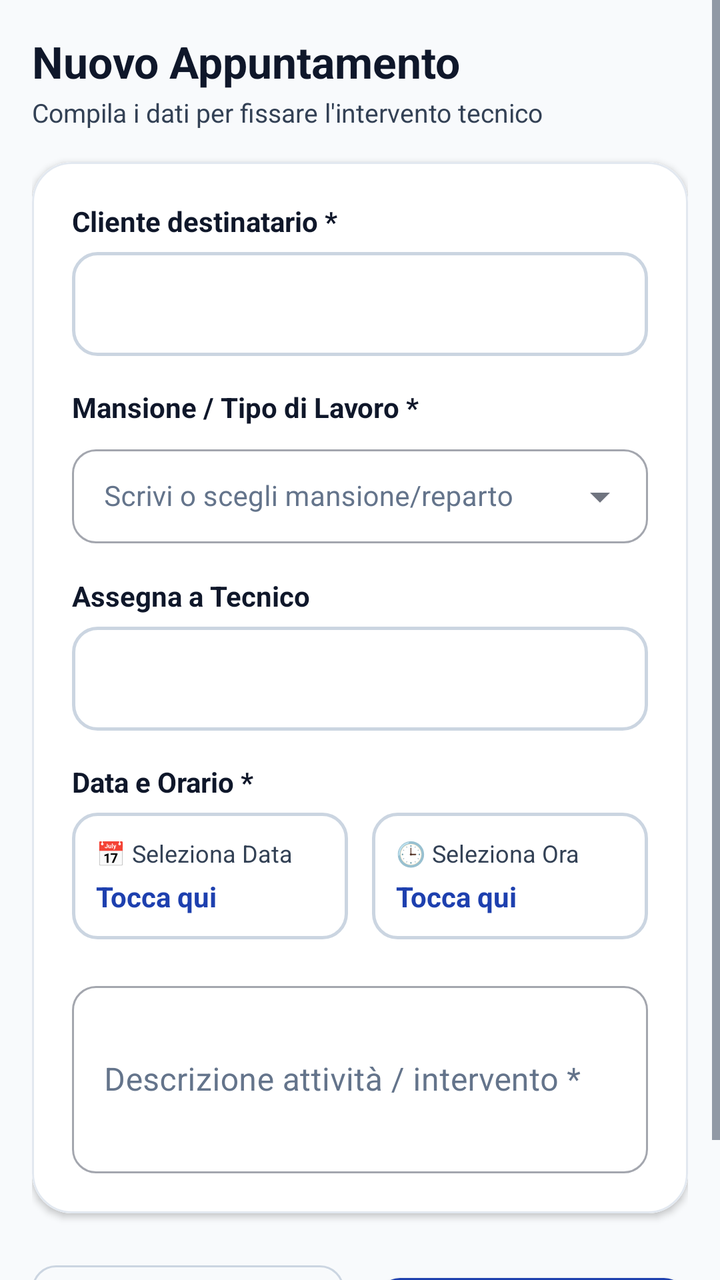
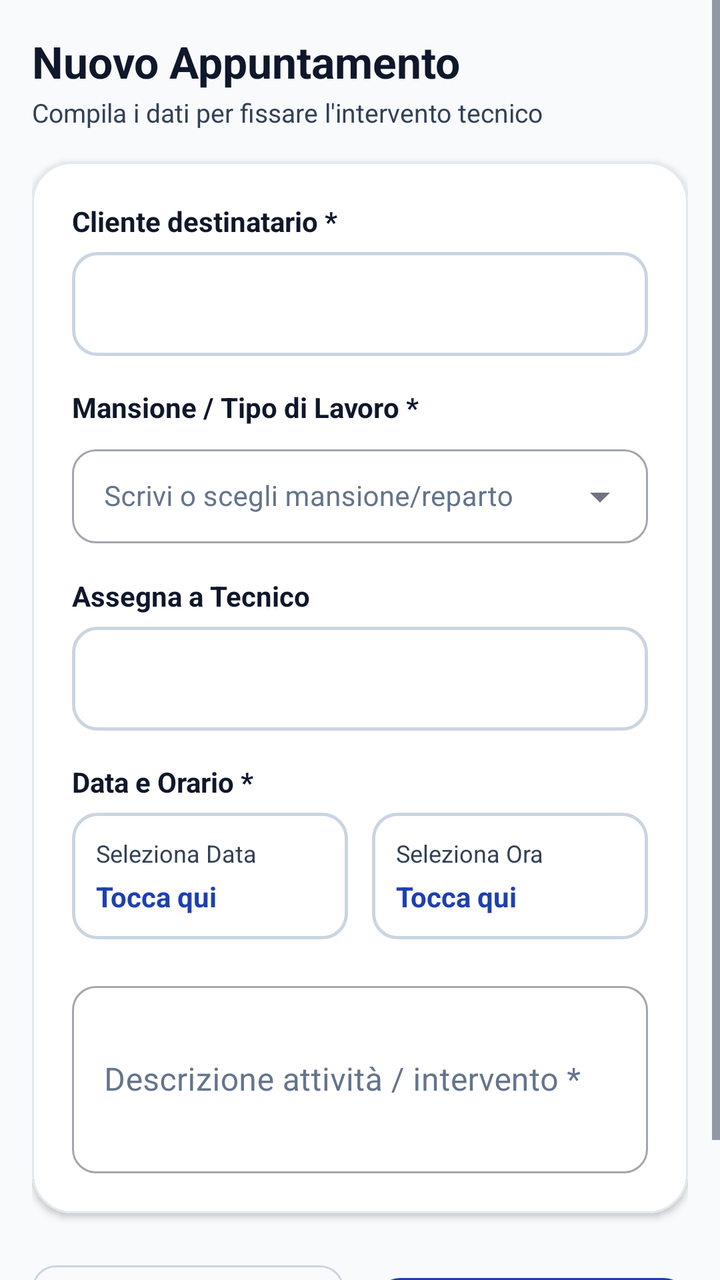

The first picture is an Android layout as it rendered before a commit; the second is the same layout after the commit. The layout source and the unified diff follow.
<!-- AndroidManifest.xml: application theme Theme.TechInterventionApp -->
<!-- res/layout/fragment_new_appointment.xml -->
<?xml version="1.0" encoding="utf-8"?>
<ScrollView
    xmlns:android="http://schemas.android.com/apk/res/android"
    xmlns:app="http://schemas.android.com/apk/res-auto"
    android:layout_width="match_parent"
    android:layout_height="match_parent"
    android:fillViewport="true"
    android:background="@color/background">

    <LinearLayout
        android:layout_width="match_parent"
        android:layout_height="wrap_content"
        android:orientation="vertical"
        android:padding="16dp">

        <TextView
            android:layout_width="match_parent"
            android:layout_height="wrap_content"
            android:text="Nuovo Appuntamento"
            android:textSize="22sp"
            android:textStyle="bold"
            android:textColor="@color/text_primary" />

        <TextView
            android:layout_width="match_parent"
            android:layout_height="wrap_content"
            android:text="Compila i dati per fissare l'intervento tecnico"
            android:textSize="13sp"
            android:textColor="@color/text_secondary"
            android:layout_marginTop="2dp"
            android:layout_marginBottom="16dp" />

        
        <com.google.android.material.card.MaterialCardView
            android:layout_width="match_parent"
            android:layout_height="wrap_content"
            app:cardCornerRadius="20dp"
            app:cardElevation="2dp"
            app:strokeColor="@color/border_subtle"
            app:strokeWidth="1dp">

            <LinearLayout
                android:layout_width="match_parent"
                android:layout_height="wrap_content"
                android:background="@color/surface"
                android:orientation="vertical"
                android:padding="20dp">

                
                <TextView
                    android:layout_width="match_parent"
                    android:layout_height="wrap_content"
                    android:text="Cliente destinatario *"
                    android:textStyle="bold"
                    android:textSize="14sp"
                    android:textColor="@color/text_primary"
                    android:layout_marginBottom="6dp" />

                <Spinner
                    android:id="@+id/spinner_client"
                    android:layout_width="match_parent"
                    android:layout_height="wrap_content"
                    android:minHeight="52dp"
                    android:background="@drawable/spinner_background"
                    android:spinnerMode="dropdown" />

                
                <TextView
                    android:layout_width="match_parent"
                    android:layout_height="wrap_content"
                    android:text="Mansione / Tipo di Lavoro *"
                    android:textStyle="bold"
                    android:textSize="14sp"
                    android:textColor="@color/text_primary"
                    android:layout_marginTop="16dp"
                    android:layout_marginBottom="6dp" />

                <com.google.android.material.textfield.TextInputLayout
                    android:id="@+id/til_department"
                    style="@style/Widget.MaterialComponents.TextInputLayout.OutlinedBox.ExposedDropdownMenu"
                    android:layout_width="match_parent"
                    android:layout_height="wrap_content"
                    android:hint="Scrivi o scegli mansione/reparto"
                    android:textColorHint="@color/text_muted"
                    app:boxCornerRadiusTopStart="12dp"
                    app:boxCornerRadiusTopEnd="12dp"
                    app:boxCornerRadiusBottomStart="12dp"
                    app:boxCornerRadiusBottomEnd="12dp">

                    <AutoCompleteTextView
                        android:id="@+id/actv_department"
                        android:layout_width="match_parent"
                        android:layout_height="wrap_content"
                        android:inputType="textCapWords"
                        android:completionThreshold="1"
                        android:textColor="@color/text_primary"
                        android:textSize="14sp"
                        android:paddingVertical="14dp" />
                </com.google.android.material.textfield.TextInputLayout>

                
                <TextView
                    android:layout_width="match_parent"
                    android:layout_height="wrap_content"
                    android:text="Assegna a Tecnico"
                    android:textStyle="bold"
                    android:textSize="14sp"
                    android:textColor="@color/text_primary"
                    android:layout_marginTop="16dp"
                    android:layout_marginBottom="6dp" />

                <Spinner
                    android:id="@+id/spinner_technician"
                    android:layout_width="match_parent"
                    android:layout_height="wrap_content"
                    android:minHeight="52dp"
                    android:background="@drawable/spinner_background"
                    android:spinnerMode="dropdown" />

                
                <TextView
                    android:layout_width="match_parent"
                    android:layout_height="wrap_content"
                    android:text="Data e Orario *"
                    android:textStyle="bold"
                    android:textSize="14sp"
                    android:textColor="@color/text_primary"
                    android:layout_marginTop="16dp"
                    android:layout_marginBottom="6dp" />

                <LinearLayout
                    android:layout_width="match_parent"
                    android:layout_height="wrap_content"
                    android:orientation="horizontal">

                    
                    <LinearLayout
                        android:id="@+id/btn_pick_date"
                        android:layout_width="0dp"
                        android:layout_height="wrap_content"
                        android:layout_weight="1"
                        android:orientation="vertical"
                        android:background="@drawable/spinner_background"
                        android:padding="12dp"
                        android:clickable="true"
                        android:focusable="true"
                        android:layout_marginEnd="6dp">

                        <TextView
                            android:layout_width="wrap_content"
                            android:layout_height="wrap_content"
                            android:text="📅 Seleziona Data"
                            android:textSize="12sp"
                            android:textColor="@color/text_secondary" />

                        <TextView
                            android:id="@+id/tv_selected_date"
                            android:layout_width="wrap_content"
                            android:layout_height="wrap_content"
                            android:text="Tocca qui"
                            android:textSize="14sp"
                            android:textStyle="bold"
                            android:textColor="@color/primary"
                            android:layout_marginTop="4dp" />
                    </LinearLayout>

                    
                    <LinearLayout
                        android:id="@+id/btn_pick_time"
                        android:layout_width="0dp"
                        android:layout_height="wrap_content"
                        android:layout_weight="1"
                        android:orientation="vertical"
                        android:background="@drawable/spinner_background"
                        android:padding="12dp"
                        android:clickable="true"
                        android:focusable="true"
                        android:layout_marginStart="6dp">

                        <TextView
                            android:layout_width="wrap_content"
                            android:layout_height="wrap_content"
                            android:text="🕒 Seleziona Ora"
                            android:textSize="12sp"
                            android:textColor="@color/text_secondary" />

                        <TextView
                            android:id="@+id/tv_selected_time"
                            android:layout_width="wrap_content"
                            android:layout_height="wrap_content"
                            android:text="Tocca qui"
                            android:textSize="14sp"
                            android:textStyle="bold"
                            android:textColor="@color/primary"
                            android:layout_marginTop="4dp" />
                    </LinearLayout>
                </LinearLayout>

                
                <com.google.android.material.textfield.TextInputLayout
                    android:id="@+id/til_description"
                    style="@style/Widget.MaterialComponents.TextInputLayout.OutlinedBox"
                    android:layout_width="match_parent"
                    android:layout_height="wrap_content"
                    android:hint="Descrizione attività / intervento *"
                    android:textColorHint="@color/text_muted"
                    app:boxCornerRadiusTopStart="12dp"
                    app:boxCornerRadiusTopEnd="12dp"
                    app:boxCornerRadiusBottomStart="12dp"
                    app:boxCornerRadiusBottomEnd="12dp"
                    android:layout_marginTop="18dp">

                    <com.google.android.material.textfield.TextInputEditText
                        android:id="@+id/et_description"
                        android:layout_width="match_parent"
                        android:layout_height="wrap_content"
                        android:textColor="@color/text_primary"
                        android:inputType="textMultiLine"
                        android:minLines="3" />
                </com.google.android.material.textfield.TextInputLayout>

            </LinearLayout>
        </com.google.android.material.card.MaterialCardView>

        
        <LinearLayout
            android:layout_width="match_parent"
            android:layout_height="wrap_content"
            android:orientation="horizontal"
            android:layout_marginTop="20dp"
            android:layout_marginBottom="24dp">

            <com.google.android.material.button.MaterialButton
                android:id="@+id/btn_cancel"
                style="@style/Widget.MaterialComponents.Button.OutlinedButton"
                android:layout_width="0dp"
                android:layout_height="52dp"
                android:layout_weight="1"
                android:text="Annulla"
                android:textColor="@color/text_secondary"
                app:strokeColor="@color/border_strong"
                app:cornerRadius="12dp"
                android:layout_marginEnd="8dp" />

            <com.google.android.material.button.MaterialButton
                android:id="@+id/btn_save"
                android:layout_width="0dp"
                android:layout_height="52dp"
                android:layout_weight="1"
                android:text="Salva Appuntamento"
                android:textColor="@color/white"
                android:textStyle="bold"
                app:backgroundTint="@color/primary"
                app:cornerRadius="12dp"
                android:layout_marginStart="8dp" />
        </LinearLayout>

    </LinearLayout>
</ScrollView>
<!-- resources referenced by this layout -->
<resources>
  <color name="background">#F8FAFC</color>
  <color name="border_strong">#CBD5E1</color>
  <color name="border_subtle">#E2E8F0</color>
  <color name="primary">#1E40AF</color>
  <color name="surface">#FFFFFF</color>
  <color name="text_muted">#64748B</color>
  <color name="text_primary">#0F172A</color>
  <color name="text_secondary">#334155</color>
  <color name="white">#FFFFFF</color>
  <!-- drawable spinner_background (drawable) -->
  <?xml version="1.0" encoding="utf-8"?>
  <shape xmlns:android="http://schemas.android.com/apk/res/android"
      android:shape="rectangle">
      <stroke
          android:width="1.5dp"
          android:color="@color/border_strong" />
      <corners android:radius="12dp" />
      <solid android:color="@color/surface" />
      <padding
          android:left="14dp"
          android:right="14dp"
          android:top="8dp"
          android:bottom="8dp" />
  </shape>
  <style name="Theme.TechInterventionApp" parent="Theme.MaterialComponents.Light.NoActionBar">
          
          <item name="colorPrimary">@color/primary</item>
          <item name="colorPrimaryVariant">@color/primary_variant</item>
          <item name="colorOnPrimary">@color/white</item>
          <item name="colorSecondary">@color/secondary</item>
          <item name="colorSecondaryVariant">@color/secondary_variant</item>
          <item name="colorOnSecondary">@color/white</item>
          <item name="colorError">@color/error</item>
  
          
          <item name="android:colorBackground">@color/background</item>
          <item name="colorSurface">@color/surface</item>
          <item name="colorOnSurface">@color/text_primary</item>
  
          
          <item name="android:textColor">@color/text_primary</item>
          <item name="android:textColorPrimary">@color/text_primary</item>
          <item name="android:textColorSecondary">@color/text_secondary</item>
          <item name="android:textColorHint">@color/text_muted</item>
  
          
          <item name="android:statusBarColor">@color/background</item>
          <item name="android:windowLightStatusBar">true</item>
          <item name="android:navigationBarColor">@color/surface</item>
          <item name="android:windowLightNavigationBar">true</item>
  
          
          <item name="textInputStyle">@style/Widget.App.TextInputLayout</item>
      </style>
  <color name="primary_variant">#172554</color>
  <color name="secondary">#D97706</color>
  <color name="secondary_variant">#B45309</color>
  <color name="error">#DC2626</color>
  <style name="Widget.App.TextInputLayout" parent="Widget.MaterialComponents.TextInputLayout.OutlinedBox">
          <item name="boxStrokeColor">@color/primary</item>
          <item name="boxStrokeWidth">1.5dp</item>
          <item name="boxCornerRadiusTopStart">12dp</item>
          <item name="boxCornerRadiusTopEnd">12dp</item>
          <item name="boxCornerRadiusBottomStart">12dp</item>
          <item name="boxCornerRadiusBottomEnd">12dp</item>
          <item name="hintTextColor">@color/primary</item>
          <item name="android:textColorHint">@color/text_muted</item>
      </style>
</resources>

<!-- the commit's change to res/layout/fragment_new_appointment.xml (unified diff, before → after) -->
@@ -149,7 +149,7 @@
                         <TextView
                             android:layout_width="wrap_content"
                             android:layout_height="wrap_content"
-                            android:text="📅 Seleziona Data"
+                            android:text="Seleziona Data"
                             android:textSize="12sp"
                             android:textColor="@color/text_secondary" />
 
@@ -180,7 +180,7 @@
                         <TextView
                             android:layout_width="wrap_content"
                             android:layout_height="wrap_content"
-                            android:text="🕒 Seleziona Ora"
+                            android:text="Seleziona Ora"
                             android:textSize="12sp"
                             android:textColor="@color/text_secondary" />
 
